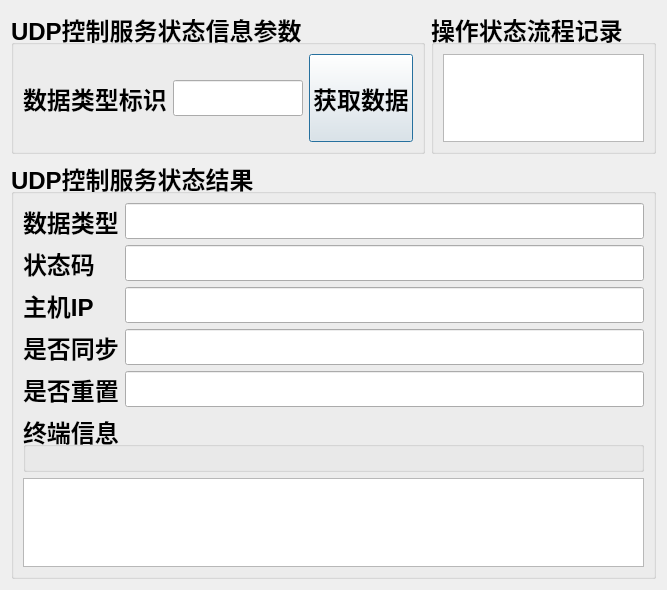
Qt form controlserverstutasinfo.ui (guoshijiang/IspdNewCalibrator) before a commit.
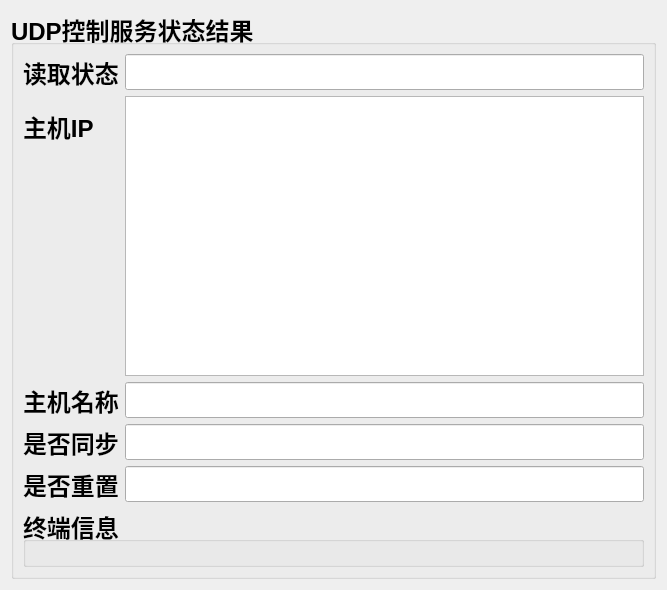
The same form after that commit.

The edit to the form file:
```diff
--- a/controlserverstutasinfo.ui
+++ b/controlserverstutasinfo.ui
@@ -14,80 +14,6 @@
    <string>Dialog</string>
   </property>
   <layout class="QVBoxLayout" name="verticalLayout">
-   <item>
-    <layout class="QHBoxLayout" name="horizontalLayout">
-     <item>
-      <widget class="QGroupBox" name="groupBox">
-       <property name="font">
-        <font>
-         <pointsize>18</pointsize>
-         <weight>75</weight>
-         <bold>true</bold>
-        </font>
-       </property>
-       <property name="title">
-        <string>UDP控制服务状态信息参数</string>
-       </property>
-       <layout class="QHBoxLayout" name="horizontalLayout_2">
-        <item>
-         <layout class="QHBoxLayout" name="horizontalLayout_3">
-          <item>
-           <widget class="QLabel" name="label">
-            <property name="text">
-             <string>数据类型标识</string>
-            </property>
-           </widget>
-          </item>
-          <item>
-           <widget class="QLineEdit" name="lineEdit_pro"/>
-          </item>
-         </layout>
-        </item>
-        <item>
-         <widget class="QPushButton" name="pushButton">
-          <property name="sizePolicy">
-           <sizepolicy hsizetype="Minimum" vsizetype="Expanding">
-            <horstretch>0</horstretch>
-            <verstretch>0</verstretch>
-           </sizepolicy>
-          </property>
-          <property name="text">
-           <string>获取数据</string>
-          </property>
-         </widget>
-        </item>
-       </layout>
-      </widget>
-     </item>
-     <item>
-      <widget class="QGroupBox" name="groupBox_3">
-       <property name="font">
-        <font>
-         <pointsize>18</pointsize>
-         <weight>75</weight>
-         <bold>true</bold>
-        </font>
-       </property>
-       <property name="title">
-        <string>操作状态流程记录</string>
-       </property>
-       <layout class="QVBoxLayout" name="verticalLayout_2">
-        <item>
-         <widget class="QTextEdit" name="textEdit_log">
-          <property name="font">
-           <font>
-            <pointsize>12</pointsize>
-            <weight>50</weight>
-            <bold>false</bold>
-           </font>
-          </property>
-         </widget>
-        </item>
-       </layout>
-      </widget>
-     </item>
-    </layout>
-   </item>
    <item>
     <widget class="QGroupBox" name="groupBox_2">
      <property name="font">
@@ -104,35 +30,22 @@
       <item>
        <layout class="QFormLayout" name="formLayout">
         <item row="0" column="0">
-         <widget class="QLabel" name="label_6">
-          <property name="text">
-           <string>数据类型</string>
-          </property>
-         </widget>
-        </item>
-        <item row="0" column="1">
-         <widget class="QLineEdit" name="lineEdit_pro_2"/>
-        </item>
-        <item row="1" column="0">
          <widget class="QLabel" name="label_5">
           <property name="text">
-           <string>状态码</string>
+           <string>读取状态</string>
           </property>
          </widget>
         </item>
-        <item row="1" column="1">
+        <item row="0" column="1">
          <widget class="QLineEdit" name="lineEdit_stutas"/>
         </item>
-        <item row="2" column="0">
+        <item row="1" column="0">
          <widget class="QLabel" name="label_4">
           <property name="text">
            <string>主机IP</string>
           </property>
          </widget>
         </item>
-        <item row="2" column="1">
-         <widget class="QLineEdit" name="lineEdit_ip"/>
-        </item>
         <item row="3" column="0">
          <widget class="QLabel" name="label_3">
           <property name="text">
@@ -153,6 +66,19 @@
         <item row="4" column="1">
          <widget class="QLineEdit" name="lineEdit_reset"/>
         </item>
+        <item row="2" column="0">
+         <widget class="QLabel" name="label">
+          <property name="text">
+           <string>主机名称</string>
+          </property>
+         </widget>
+        </item>
+        <item row="2" column="1">
+         <widget class="QLineEdit" name="lineEdit_host"/>
+        </item>
+        <item row="1" column="1">
+         <widget class="QTextEdit" name="textEdit_ip"/>
+        </item>
        </layout>
       </item>
       <item>
@@ -162,15 +88,6 @@
         </property>
        </widget>
       </item>
-      <item>
-       <widget class="QTextEdit" name="textEdit_status">
-        <property name="font">
-         <font>
-          <pointsize>12</pointsize>
-         </font>
-        </property>
-       </widget>
-      </item>
      </layout>
     </widget>
    </item>
```
